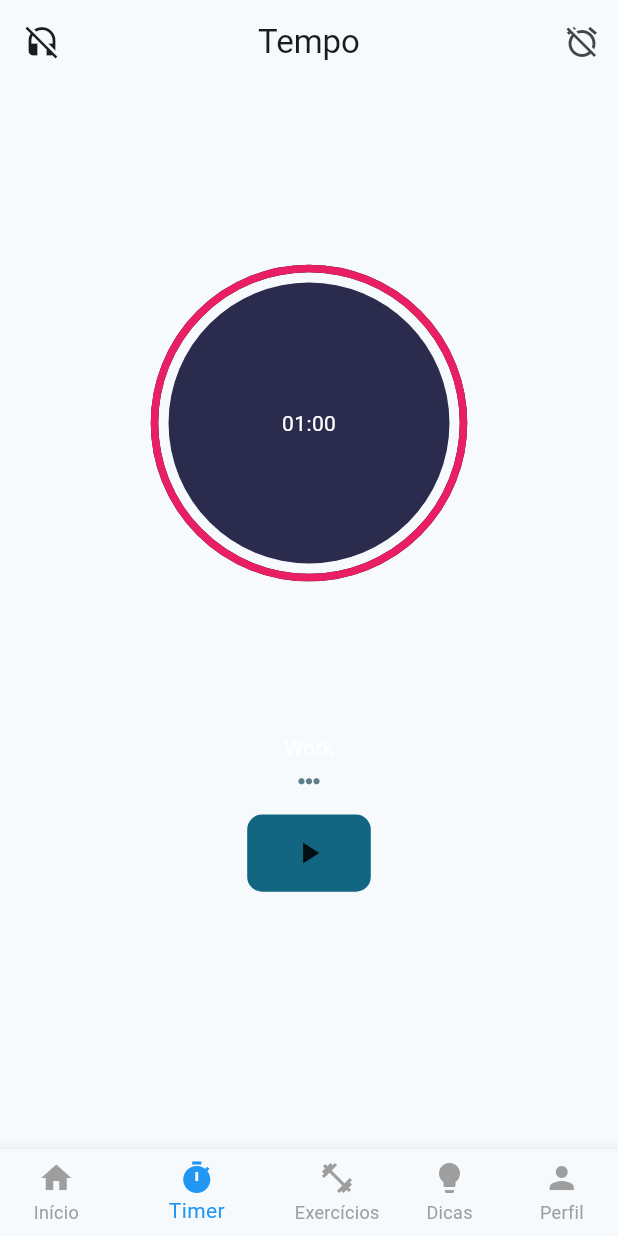
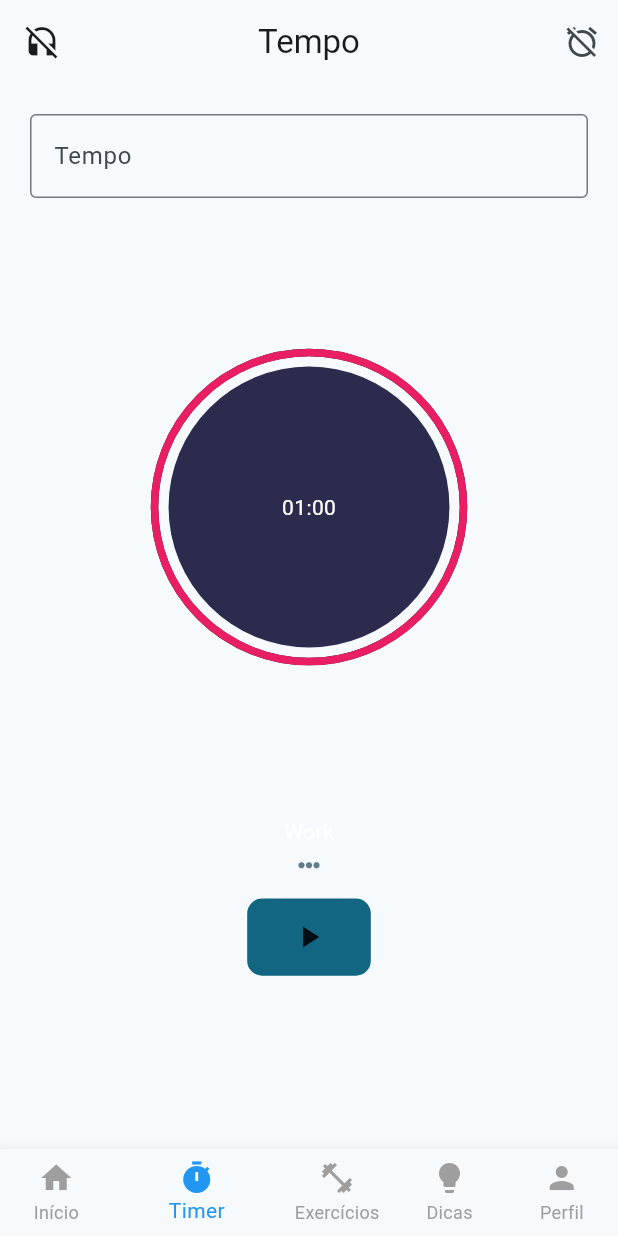
Before and after one commit to Queonias/FitFlex, a Flutter app: the screen it shows after launch, item 2 of the bottom bar chosen, on a phone screen of 412 x 824 dp. Run offline on Flutter 3.47's test engine with Material 3 defaults, Android fonts, the phone set to English and light mode, and no system bars; drawn by our look-alikes of circular_countdown_timer; our stand-ins replace cloud_firestore, firebase_core, firebase_storage, flutter_cache_manager, sqflite; missing offline and left inert: ndialog; accounts and stored records are empty; generated files the repository leaves out were written again.

Commit message:
temporizador e textfild de tempo criado

```diff
--- a/lib/telas/timer.dart
+++ b/lib/telas/timer.dart
@@ -26,6 +26,7 @@ class Timer extends StatefulWidget {
 
 class _TimerState extends State<Timer> {
   final CountDownController _clockController = CountDownController();
+  final TextEditingController _controllerTempo = TextEditingController();
   Icon _clockButton = kPlayClockButton; // Initial value
   bool _isClockStarted = false; // Conditional flag
   int indexTimesCompleted = 0; // Defina a variável aqui
@@ -50,39 +51,13 @@ class _TimerState extends State<Timer> {
     }
   }
 
-  // void handleTimerCompletion() {
-  //   setState(() async {
-  //     widget.timesCompleted[indexTimesCompleted] = const Icon(
-  //       Icons.brightness_1_rounded,
-  //       color: Colors.pink,
-  //       size: 5.0,
-  //     );
-  //     indexTimesCompleted++;
-  //     await NDialog(
-  //       dialogStyle: DialogStyle(titleDivider: true),
-  //       title: const Text("Timer Completed"),
-  //       content: const Text("Time to break."),
-  //       actions: <Widget>[
-  //         ElevatedButton(
-  //             style: ButtonStyle(
-  //               backgroundColor:
-  //                   MaterialStateColor.resolveWith((states) => Colors.green),
-  //             ),
-  //             child: const Text("Start a short break"),
-  //             onPressed: () {}),
-  //       ],
-  //     ).show(context);
-  //   });
-  // }
-
   void handleTimerCompletion() async {
     // Execute a lógica assíncrona fora do setState
-    await Future.delayed(Duration
-        .zero); // Adicione um pequeno atraso para garantir que a execução seja assíncrona
+    await Future.delayed(Duration.zero);
 
     // Atualize o estado de forma síncrona dentro do setState
     setState(() {
-      widget.timesCompleted[indexTimesCompleted] = Icon(
+      widget.timesCompleted[indexTimesCompleted] = const Icon(
         Icons.brightness_1_rounded,
         color: Colors.pink,
         size: 5.0,
@@ -93,8 +68,8 @@ class _TimerState extends State<Timer> {
     // Mostrar o diálogo
     await NDialog(
       dialogStyle: DialogStyle(titleDivider: true),
-      title: Text("Timpo Completado"),
-      content: Text("Hora de fazer uma pausa."),
+      title: const Text("Tempo Completado"),
+      content: const Text("Hora de fazer uma pausa."),
       actions: <Widget>[
         ElevatedButton(
           style: ButtonStyle(
@@ -102,7 +77,7 @@ class _TimerState extends State<Timer> {
               (states) => const Color.fromARGB(255, 99, 179, 245),
             ),
           ),
-          child: Text("Iniciar uma pausa curta"),
+          child: const Text("Iniciar uma pausa curta"),
           onPressed: () {
             Navigator.pop(context);
           },
@@ -112,14 +87,37 @@ class _TimerState extends State<Timer> {
   }
 
   @override
+  void initState() {
+    super.initState();
+    // Adicione um listener ao TextEditingController para ouvir as mudanças de texto
+    _controllerTempo.addListener(() {
+      setState(() {
+        // Obtenha o valor do texto do TextEditingController
+        String tempoTexto = _controllerTempo.text;
+        if (_controllerTempo.text.isEmpty) {
+          tempoTexto = '1';
+        }
+        // Verifique se o texto é um número válido
+        int? tempo = int.tryParse(tempoTexto);
+        // Atualize o tempo do relógio com base no novo valor inserido ou defina um valor padrão
+        if (tempo == null || tempo <= 0) {
+          tempo = 1;
+        }
+        _clockController.restart(duration: tempo * 60);
+      });
+      _clockButton = kPlayClockButton;
+      _clockController.pause();
+    });
+  }
+
+  @override
   Widget build(BuildContext context) {
-    // Half Screen Dimensions
     final double height = MediaQuery.of(context).size.height / 2;
     final double width = MediaQuery.of(context).size.width / 2;
-    int indexTimesCompleted = 0;
 
     CountDownTimer _countDownTimer = CountDownTimer(
-      duration: kWorkDuration,
+      duration: int.parse(
+          _controllerTempo.text.isEmpty ? '60' : _controllerTempo.text),
       fillColor: Colors.pink,
       onComplete: handleTimerCompletion,
     );
@@ -131,7 +129,7 @@ class _TimerState extends State<Timer> {
       height: height,
       width: width,
       autoStart: false,
-      duration: _countDownTimer.duration * 60,
+      duration: _countDownTimer.duration,
       isReverse: true,
       textStyle: const TextStyle(color: Colors.white),
       fillColor: _countDownTimer.fillColor,
@@ -156,11 +154,22 @@ class _TimerState extends State<Timer> {
           ),
         ],
       ),
-      body: Container(
+      body: SingleChildScrollView(
+        child: Container(
           child: Padding(
             padding: const EdgeInsets.all(20.0),
             child: Column(
               children: <Widget>[
+                Center(
+                  child: TextField(
+                    controller: _controllerTempo,
+                    keyboardType: TextInputType.number,
+                    decoration: const InputDecoration(
+                      hintText: 'Tempo',
+                      border: OutlineInputBorder(),
+                    ),
+                  ),
+                ),
                 Center(
                   child: clock,
                 ),
@@ -200,6 +209,7 @@ class _TimerState extends State<Timer> {
             ),
           ),
         ),
+      ),
     );
   }
 }
```
Also changed, not shown: lib/widgets/card_list_exercici.dart (+0 -104 lines). Lines whose indentation alone changed are shown as unchanged.
